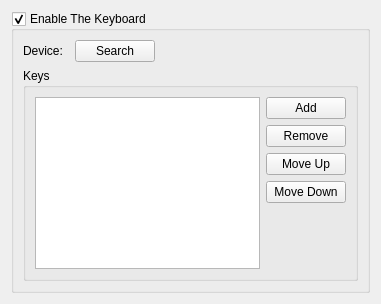
First picture: the form in src/ui/keyboardconfig.ui, repository hippich/recorditnow, before the edit.
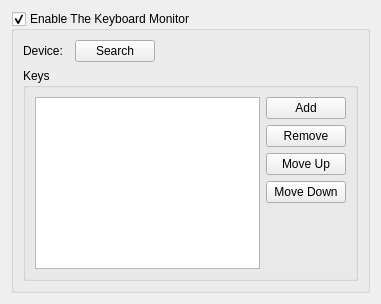
Second picture: the form after the edit. Custom widgets are drawn as their Qt base class.

The edit to the form file:
```diff
--- a/src/ui/keyboardconfig.ui
+++ b/src/ui/keyboardconfig.ui
@@ -17,7 +17,7 @@
    <item>
     <widget class="QGroupBox" name="kcfg_enableKeyboard">
      <property name="title">
-      <string>Enable The Keyboard</string>
+      <string>Enable The Keyboard Monitor</string>
      </property>
      <property name="checkable">
       <bool>true</bool>
```
